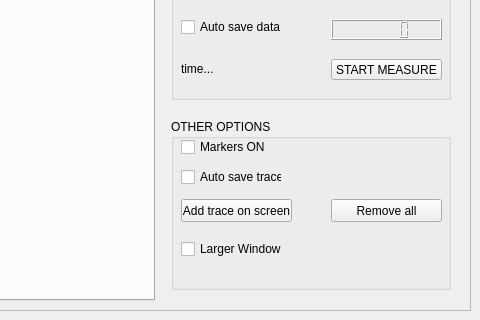
Above: src/user_gui/user_gui.ui from joeldrc/lab-visa-gui before the change; both pictures show x 738 to 1218 and y 319 to 639 of the 1218 by 639 pixel window. Below: the same form after it.
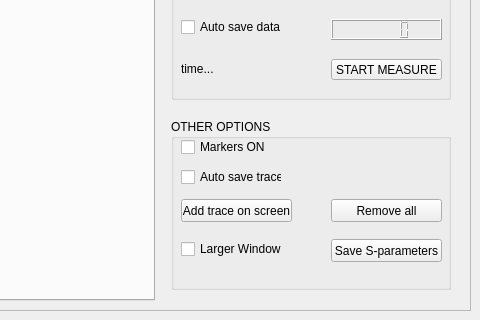
That is the form after the change. Icons and pictures are not drawn.

Commit message: added s-parameters

What changed in the file:
```diff
--- a/src/user_gui/user_gui.ui
+++ b/src/user_gui/user_gui.ui
@@ -178,6 +178,19 @@
             <string>Larger Window</string>
            </property>
           </widget>
+          <widget class="QPushButton" name="saveSparameters">
+           <property name="geometry">
+            <rect>
+             <x>160</x>
+             <y>120</y>
+             <width>111</width>
+             <height>23</height>
+            </rect>
+           </property>
+           <property name="text">
+            <string>Save S-parameters</string>
+           </property>
+          </widget>
          </widget>
          <widget class="QGroupBox" name="userDataBox">
           <property name="geometry">
```
The commit also changes 3 other files.
